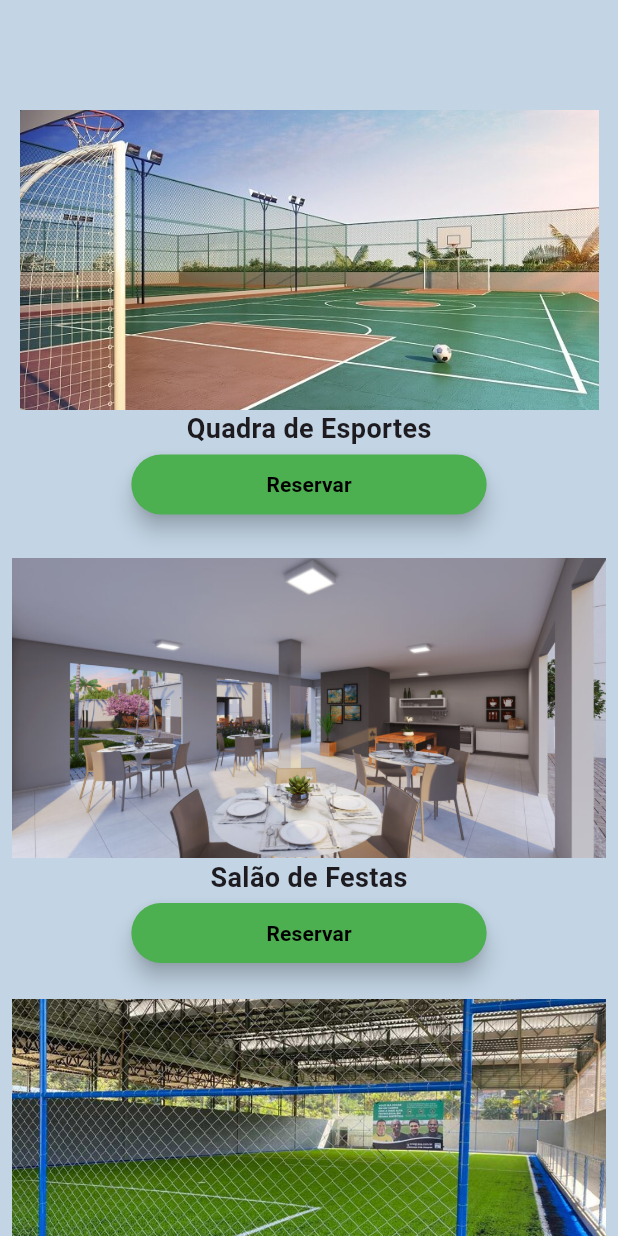
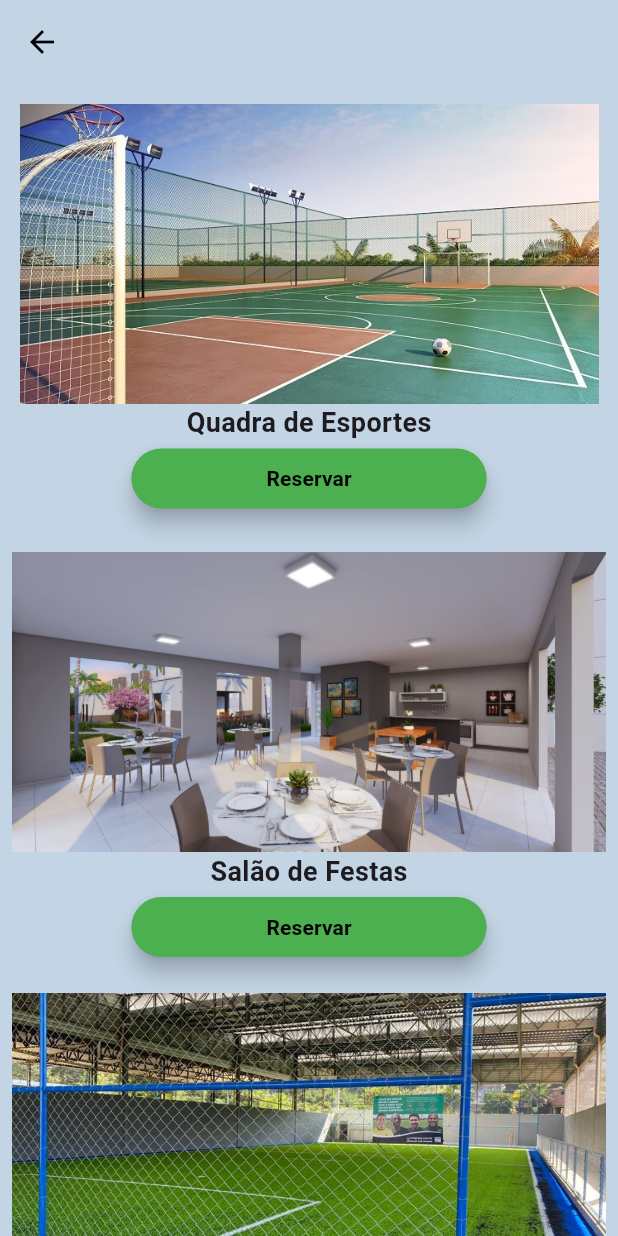
Before and after one commit to carlosnsilva/residence-app, a Flutter app: the placePage screen opened directly, on a phone screen of 412 x 824 dp. Run offline on Flutter 3.47's test engine with Material 3 defaults, Android fonts, the phone set to English and light mode, and no system bars.

Commit message:
Fix: Subindo ajustes

```diff
--- a/residence-app/residence/lib/menuPage.dart
+++ b/residence-app/residence/lib/menuPage.dart
@@ -9,7 +9,6 @@ class Menu extends StatefulWidget {
 }
 
 class createMenu extends State<Menu> {
-  String titleName = 'Menu';
   String item1 = 'Espaços';
   String item2 = 'Comunicados';
   String item3 = 'Assembleias';
@@ -21,7 +20,6 @@ class createMenu extends State<Menu> {
   @override
   Widget build(BuildContext context){
     return ListTile(
-      title: Text(titleName),
       trailing: PopupMenuButton(
         itemBuilder: (context) => [
           PopupMenuItem(
@@ -71,6 +69,15 @@ class placePage extends StatelessWidget {
   @override
   Widget build(BuildContext context) {
     return Scaffold(
+      appBar: AppBar(
+        backgroundColor: Color.fromARGB(255, 195, 213, 229),
+        leading: IconButton(
+          icon: Icon(Icons.arrow_back, color: Colors.black,),
+          onPressed: (){
+            Navigator.of(context).pop();
+          },
+        ),
+      ),
       backgroundColor: Color.fromARGB(255, 195, 213, 229),
       body: Center(
         child: spacePlace()
--- a/residence-app/residence/lib/spacePage.dart
+++ b/residence-app/residence/lib/spacePage.dart
@@ -8,9 +8,6 @@ class spacePlace extends StatelessWidget{
     return ListView(
       padding: const EdgeInsets.all(8),
       children: <Widget>[
-        Padding(
-          padding: EdgeInsetsDirectional.only(top: 60)
-        ),
         Padding(
           padding: EdgeInsetsDirectional.all(5),
           child: Column(
```
Also changed, not shown: residence-app/residence/lib/homePage.dart (+23 -1 lines), residence-app/residence/lib/loginPage.dart (+9 -0 lines).
